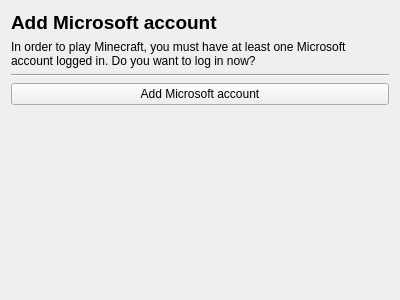
Before: the Qt Designer form launcher/ui/setupwizard/LoginWizardPage.ui in PrismLauncher/PrismLauncher, drawn with Qt 5.
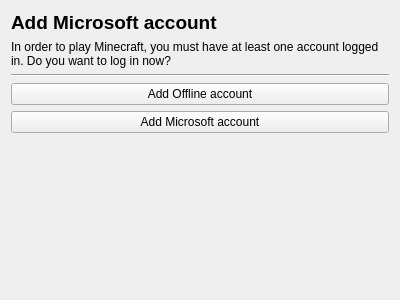
After: the same form once the commit is applied.

Commit message: feat: Allow adding offline accounts directly in the setup wizard and remove Microsoft account dependency.

```diff
--- a/launcher/ui/setupwizard/LoginWizardPage.ui
+++ b/launcher/ui/setupwizard/LoginWizardPage.ui
@@ -30,7 +30,7 @@
    <item>
     <widget class="QLabel" name="label_2">
      <property name="text">
-      <string>In order to play Minecraft, you must have at least one Microsoft account logged in. Do you want to log in now?</string>
+      <string>In order to play Minecraft, you must have at least one account logged in. Do you want to log in now?</string>
      </property>
      <property name="wordWrap">
       <bool>true</bool>
@@ -44,6 +44,13 @@
      </property>
     </widget>
    </item>
+   <item>
+    <widget class="QPushButton" name="pushButtonOffline">
+     <property name="text">
+      <string>Add Offline account</string>
+     </property>
+    </widget>
+   </item>
    <item>
     <widget class="QPushButton" name="pushButton">
      <property name="text">
```
The commit also changes 4 other files.
